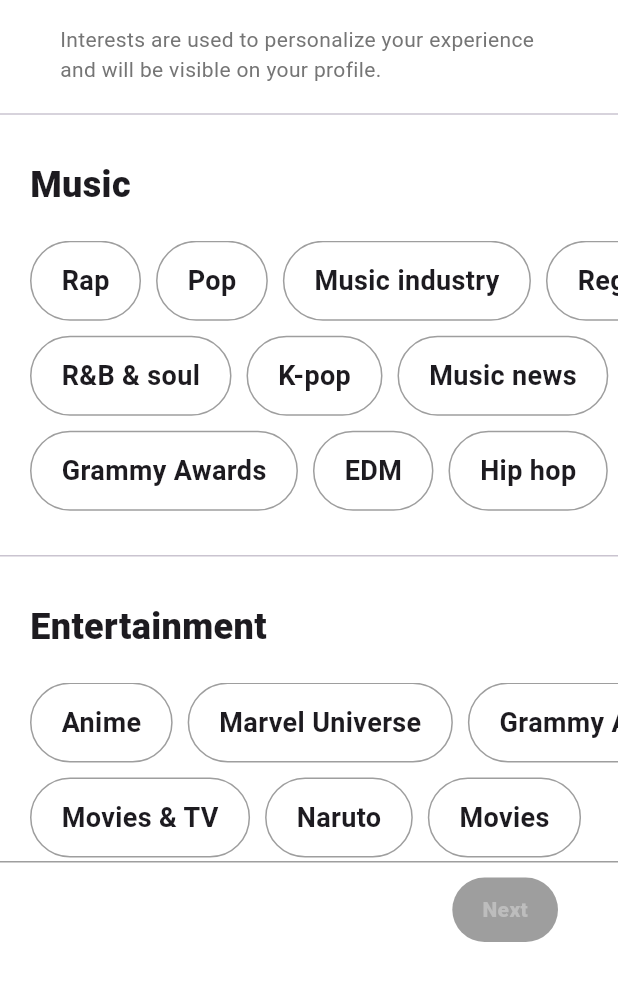
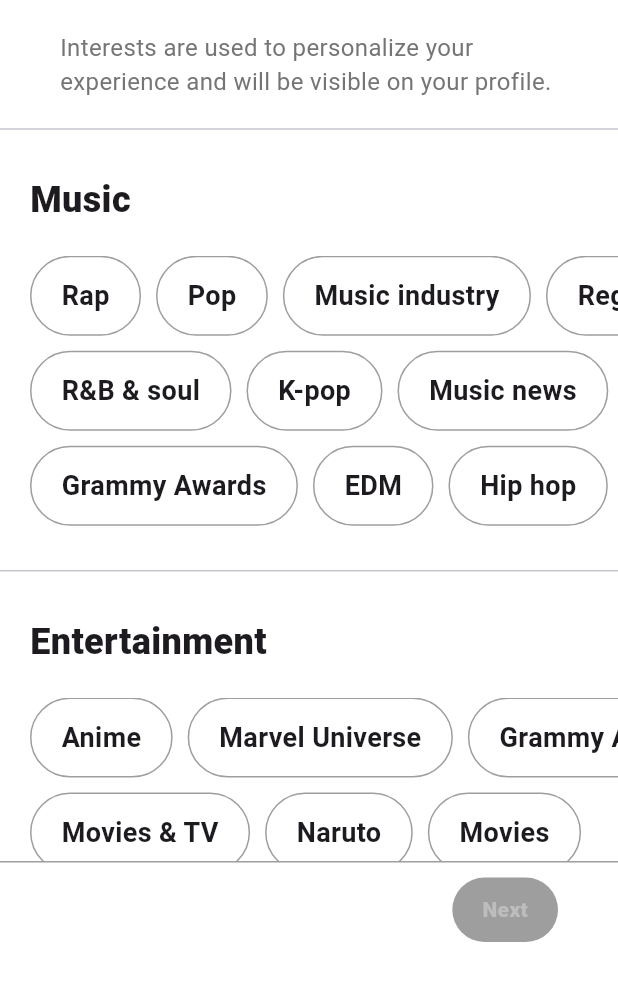
Before and after one commit to hojun-jo/NomadCoders-Flutter-Challenge, a Flutter app: the screen it shows after launch, on a phone screen of 412 x 824 dp, the part 234-1235 px from its top. Run offline on Flutter 3.47's test engine with Material 3 defaults, Android fonts, the phone set to English and light mode, and no system bars; our stand-ins replace flutter_rating_stars, font_awesome_flutter.

Commit message:
twitter - TitleDescription 위젯 분리

```diff
--- a/twitter/lib/screens/onboarding/interests_two_screen.dart
+++ b/twitter/lib/screens/onboarding/interests_two_screen.dart
@@ -3,9 +3,8 @@ import 'package:flutter_staggered_grid_view/flutter_staggered_grid_view.dart';
 import 'package:twitter/constants/divider.dart';
 import 'package:twitter/constants/gaps.dart';
 import 'package:twitter/constants/icons.dart';
-import 'package:twitter/screens/onboarding/widgets/bold_title.dart';
 import 'package:twitter/screens/onboarding/widgets/bottom_bar.dart';
-import 'package:twitter/screens/onboarding/widgets/policy_text.dart';
+import 'package:twitter/screens/onboarding/widgets/title_description.dart';
 
 class InterestsTwoScreen extends StatefulWidget {
   const InterestsTwoScreen({super.key});
@@ -83,31 +82,20 @@ class _InterestsTwoScreenState extends State<InterestsTwoScreen> {
                   horizontal: 40,
                   vertical: 20,
                 ),
-                child: Column(
-                  mainAxisSize: MainAxisSize.min,
-                  children: [
-                    BoldTitle(text: "What do you want to see on Twitter?"),
-                    Gaps.v16,
-                    PolicyText(
-                        text:
-                            "Interests are used to personalize your experience and will be visible on your profile."),
-                  ],
+                child: TitleDescription(
+                  title: "What do you want to see on Twitter?",
+                  description:
+                      "Interests are used to personalize your experience and will be visible on your profile.",
                 ),
               ),
-              divider,
+              for (final (title, items) in [
+                ("Music", _musics),
+                ("Entertainment", _entertainment),
+                ("Dummy", _dummy)
+              ])
                 _interestsGrid(
-                title: "Music",
-                items: _musics,
-              ),
-              divider,
-              _interestsGrid(
-                title: "Entertainment",
-                items: _entertainment,
-              ),
-              divider,
-              _interestsGrid(
-                title: "Dummy",
-                items: _dummy,
+                  title: title,
+                  items: items,
                 ),
               divider,
               Gaps.v64,
@@ -122,8 +110,11 @@ class _InterestsTwoScreenState extends State<InterestsTwoScreen> {
     );
   }
 
-  Padding _interestsGrid({required String title, required List<String> items}) {
-    return Padding(
+  Column _interestsGrid({required String title, required List<String> items}) {
+    return Column(
+      children: [
+        divider,
+        Padding(
           padding: const EdgeInsets.only(
             top: 30,
             left: 20,
@@ -157,6 +148,8 @@ class _InterestsTwoScreenState extends State<InterestsTwoScreen> {
               ),
             ],
           ),
+        ),
+      ],
     );
   }
 
--- /dev/null
+++ b/twitter/lib/screens/onboarding/widgets/title_description.dart
@@ -0,0 +1,32 @@
+import 'package:flutter/material.dart';
+import 'package:twitter/constants/gaps.dart';
+import 'package:twitter/screens/onboarding/widgets/bold_title.dart';
+import 'package:twitter/screens/onboarding/widgets/policy_text.dart';
+
+class TitleDescription extends StatelessWidget {
+  final String title;
+  final String description;
+
+  const TitleDescription({
+    super.key,
+    required this.title,
+    required this.description,
+  });
+
+  @override
+  Widget build(BuildContext context) {
+    return Column(
+      crossAxisAlignment: CrossAxisAlignment.start,
+      children: [
+        BoldTitle(
+          text: title,
+        ),
+        Gaps.v20,
+        PolicyText(
+          text: description,
+          size: 16,
+        ),
+      ],
+    );
+  }
+}
```
Also changed, not shown: twitter/lib/screens/onboarding/confirmation_code_screen.dart (+5 -11 lines), twitter/lib/screens/onboarding/interests_screen.dart (+6 -7 lines), twitter/lib/screens/onboarding/password_screen.dart (+4 -8 lines). Lines whose indentation alone changed are shown as unchanged.
